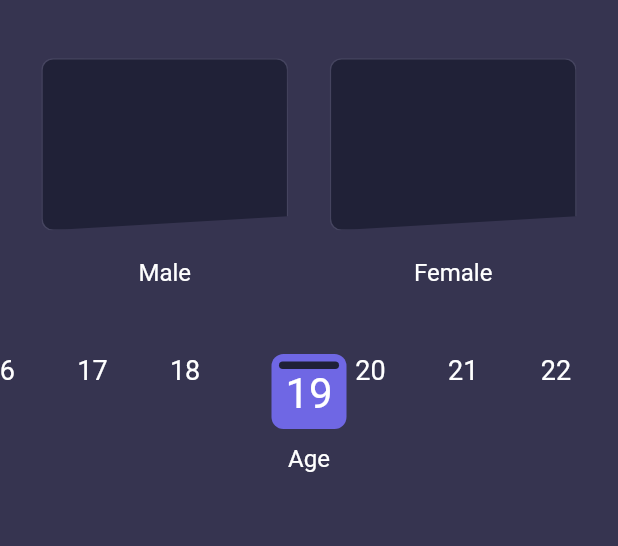
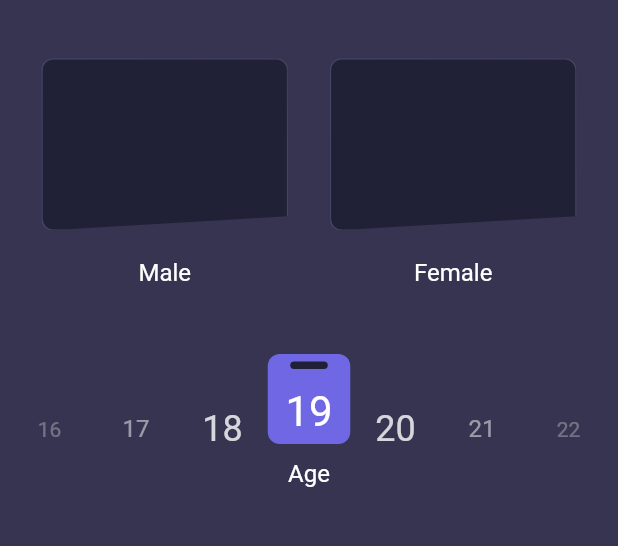
Before and after one commit to antonio-pedro99/bmi_calculator, a Flutter app: the screen it shows after launch, on a phone screen of 412 x 824 dp, the part 92-638 px from its top. Run offline on Flutter 3.47's test engine with Material 2 defaults, Android fonts, the phone set to English and light mode, and no system bars.

Commit message:
age picker done

```diff
--- a/lib/view/customs/age_indicator.dart
+++ b/lib/view/customs/age_indicator.dart
@@ -13,16 +13,18 @@ class AgeIndicator extends StatelessWidget {
     return Column(
       children: [
         Container(
-            height: 50,
-            width: 50,
-            alignment: Alignment.topCenter,
+            height: 60,
+            width: 55,
+            // alignment: Alignment.topCenter,
             padding: const EdgeInsets.all(5),
             decoration: BoxDecoration(
                 color: primary, borderRadius: BorderRadius.circular(8)),
             child: Column(
+              mainAxisAlignment: MainAxisAlignment.spaceBetween,
               children: [
                 Container(
                   height: 5,
+                  width: 25,
                   decoration: BoxDecoration(
                       color: darkBlue, borderRadius: BorderRadius.circular(10)),
                 ),
--- /dev/null
+++ b/lib/view/customs/age_picker.dart
@@ -0,0 +1,78 @@
+import 'package:bmi_calculator/view/customs/age_indicator.dart';
+import 'package:flutter/material.dart';
+import 'package:flutter/src/foundation/key.dart';
+import 'package:flutter/src/widgets/framework.dart';
+
+class AgePicker extends StatefulWidget {
+  const AgePicker({Key? key}) : super(key: key);
+
+  @override
+  State<AgePicker> createState() => _AgePickerState();
+}
+
+class _AgePickerState extends State<AgePicker> {
+
+  late PageController agePickerController;
+  int _selectedAge = 18;
+  @override
+  void initState() {
+    super.initState();
+
+    agePickerController =
+        PageController(initialPage: _selectedAge, viewportFraction: .14);
+
+    agePickerController.addListener(() {
+      setState(() {
+        int position = agePickerController.page!.round();
+        if (position != _selectedAge) {
+          _selectedAge = position;
+        }
+      });
+    });
+  }
+
+  @override
+  void dispose() {
+    agePickerController.dispose();
+    super.dispose();
+  }
+
+  @override
+  Widget build(BuildContext context) {
+    return PageView.builder(
+      controller: agePickerController,
+      scrollDirection: Axis.horizontal,
+      itemCount: 80,
+      itemBuilder: (context, index) {
+        bool isActive = _selectedAge == index;
+        bool isNextLeftClose = index - _selectedAge == -1;
+        bool isNextRightClose = index - _selectedAge == 1;
+        bool isNextNextLeftClose = index - _selectedAge == -2;
+        bool isNextNextRightClose = index - _selectedAge == 2;
+        var text = Text("${index + 1}");
+        return Align(
+          alignment: Alignment.center,
+          child: isActive
+              ? AgeIndicator(
+                  age: index + 1,
+                )
+              : Text(
+                  "${text.data}",
+                  style: TextStyle(
+                      color: Colors.white
+                          .withOpacity(isNextLeftClose || isNextRightClose
+                              ? .8
+                              : isNextNextLeftClose || isNextNextRightClose
+                                  ? .5
+                                  : .3),
+                      fontSize: isNextLeftClose || isNextRightClose
+                          ? 24
+                          : isNextNextLeftClose || isNextNextRightClose
+                              ? 16
+                              : 14),
+                ),
+        );
+      },
+    );
+  }
+}
--- a/lib/view/pages/home.dart
+++ b/lib/view/pages/home.dart
@@ -1,8 +1,4 @@
-import 'dart:ffi';
-
-import 'package:bmi_calculator/constants.dart';
-import 'package:bmi_calculator/view/customs/age_indicator.dart';
-import 'package:bmi_calculator/view/customs/curve.dart';
+import 'package:bmi_calculator/view/customs/age_picker.dart';
 import 'package:bmi_calculator/view/customs/gender_selection_tile.dart';
 import 'package:flutter/material.dart';
 
@@ -16,26 +12,11 @@ class MyHomePage extends StatefulWidget {
 }
 
 class _MyHomePageState extends State<MyHomePage> {
-  late PageController agePickerController;
-  int _selectedAge = 18;
-  @override
-  void initState() {
-    super.initState();
-
-    agePickerController =
-        PageController(initialPage: _selectedAge, viewportFraction: .15);
-
-    agePickerController.addListener(() {
-      setState(() {
-        _selectedAge = agePickerController.page!.toInt();
-      });
-    });
-  }
-
   @override
   Widget build(BuildContext context) {
     var size = MediaQuery.of(context).size;
     List<int> ages = List<int>.generate(80, (index) => index);
+    //var agePicker = AgePicker();
     return Scaffold(
       appBar: AppBar(
         toolbarHeight: 100,
@@ -59,25 +40,7 @@ class _MyHomePageState extends State<MyHomePage> {
               ],
             ),
             const SizedBox(height: 45),
-            SizedBox(
-              height: 100,
-              child: PageView.builder(
-                controller: agePickerController,
-                scrollDirection: Axis.horizontal,
-                itemCount: 80,
-                itemBuilder: (context, index) {
-                  return index == _selectedAge
-                      ? AgeIndicator(
-                          age: index + 1,
-                        )
-                      : Text(
-                          "${index + 1}",
-                          style: const TextStyle(
-                              color: Colors.white, fontSize: 18),
-                        );
-                },
-              ),
-            ),
+            const SizedBox(height: 100, child: AgePicker()),
           ],
         ),
       ),
```
